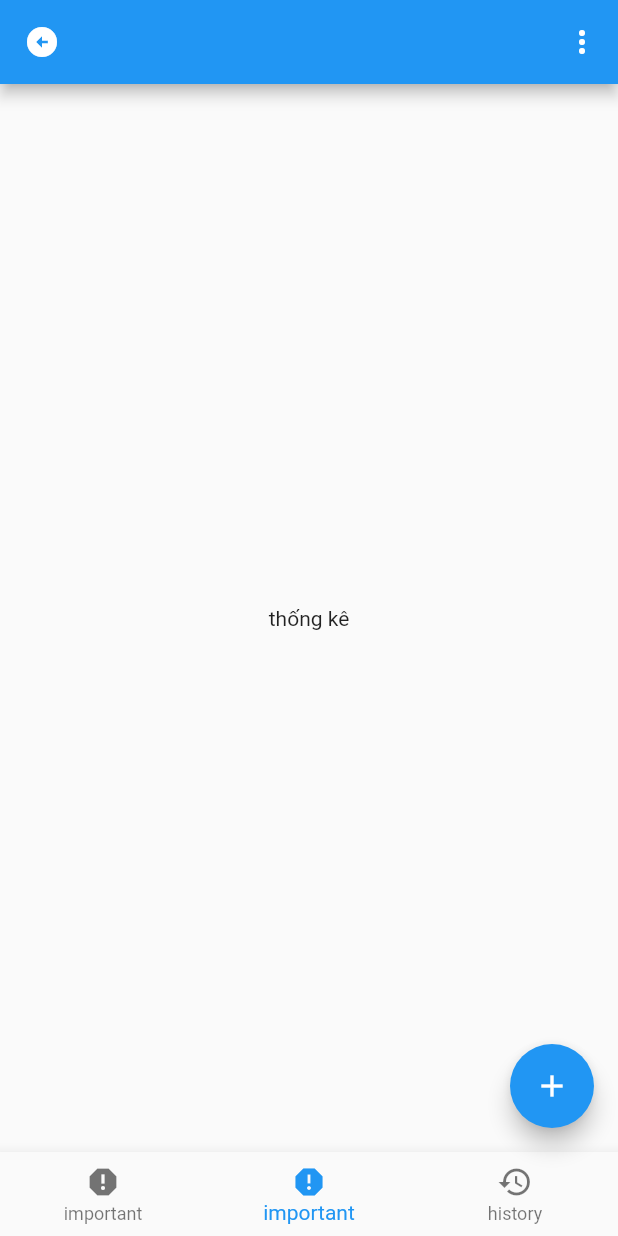
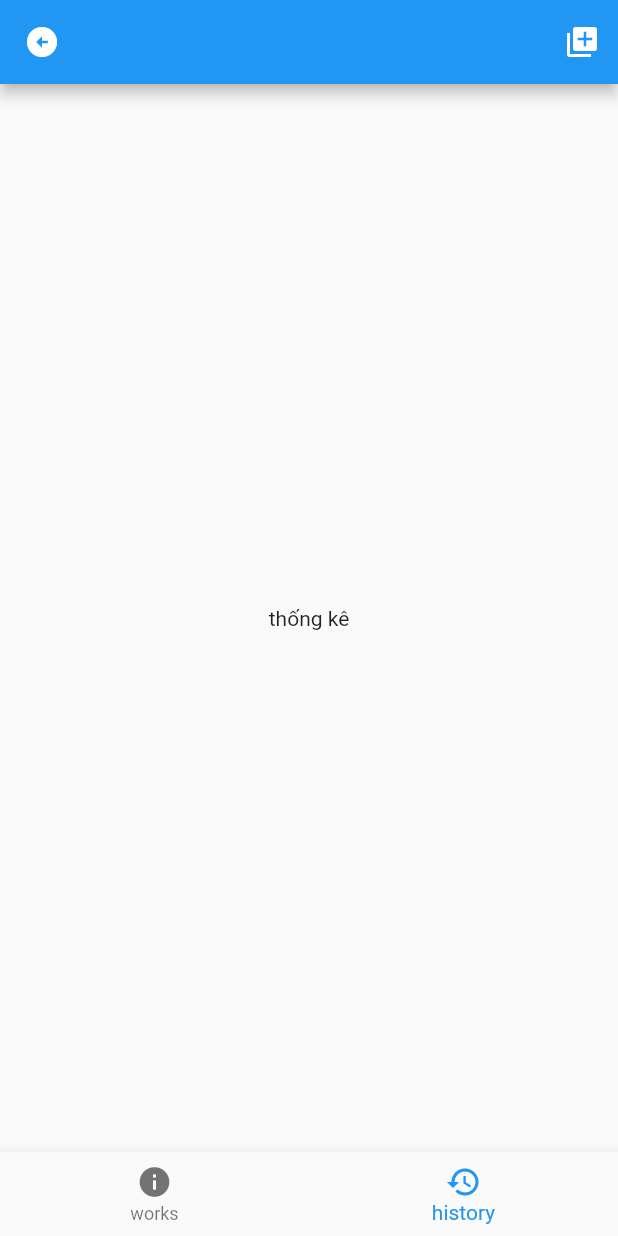
Before and after one commit to nhlamdev/flutter-basic, a Flutter app: the WorksScreen screen opened directly, item 2 of the bottom bar chosen, on a phone screen of 412 x 824 dp. Run offline on Flutter 3.47's test engine with Material 2 defaults, Android fonts, the phone set to English and light mode, and no system bars; our stand-ins replace sqflite; accounts and stored records are empty.

Commit message:
update some

```diff
--- a/lib/database/index.dart
+++ b/lib/database/index.dart
@@ -47,4 +47,9 @@ class CustomDatabase {
     final db = await database;
     return await db.query(tableName);
   }
+
+  delete(String tableName, String id) async {
+    final db = await database;
+    return await db.delete(tableName, where: 'id = ? ', whereArgs: [id]);
+  }
 }
--- a/lib/models/work.model.dart
+++ b/lib/models/work.model.dart
@@ -1,4 +1,4 @@
-class Works {
+class Work {
   late String id;
   late String title;
   late String summary;
@@ -6,7 +6,7 @@ class Works {
   late bool complete;
   late String importance;
 
-  Works(Map<String, dynamic> element) {
+  Work(Map<String, dynamic> element) {
     id = element['id'];
     title = element['title'];
     summary = element['summary'];
--- a/lib/screens/work/index.dart
+++ b/lib/screens/work/index.dart
@@ -1,10 +1,9 @@
 import 'package:flutter/material.dart';
 import 'package:test/models/work.model.dart';
 import 'package:test/screens/home.dart';
-import 'package:test/screens/work/create.dart';
+import 'package:test/screens/work/control.dart';
 import 'package:test/services/works.dart';
 import 'package:test/widgets/works-view/index.dart';
-import 'package:test/widgets/works-view/work.item.dart';
 
 class WorksScreen extends StatefulWidget {
   const WorksScreen({super.key});
@@ -17,7 +16,7 @@ class WorksScreen extends StatefulWidget {
 
 class _WorksScreenState extends State<WorksScreen> {
   int _currentIndex = 0;
-  List<Works> works = [];
+  List<Work> works = [];
 
   final WorkService _workService = WorkService();
 
@@ -40,23 +39,10 @@ class _WorksScreenState extends State<WorksScreen> {
     final List<Widget> tabs = [
       WorksList(works),
       const Center(child: Text('thống kê')),
-      const Center(child: Text('thống kê')),
     ];
 
     return SafeArea(
         child: Scaffold(
-      floatingActionButton: FloatingActionButton(
-        onPressed: () {},
-        child: IconButton(
-          icon: const Icon(Icons.add),
-          onPressed: () {
-            Navigator.push(
-              context,
-              MaterialPageRoute(builder: (context) => const WorkCreateScreen()),
-            );
-          },
-        ),
-      ),
       appBar: AppBar(
         leading: IconButton(
           icon: const Icon(Icons.arrow_circle_left),
@@ -68,23 +54,15 @@ class _WorksScreenState extends State<WorksScreen> {
           },
         ),
         actions: [
-          PopupMenuButton<int>(
-            icon: const Icon(Icons.more_vert),
-            itemBuilder: (BuildContext context) => <PopupMenuEntry<int>>[
-              const PopupMenuItem<int>(
-                value: 1,
-                child: Text('Option 1'),
-              ),
-              const PopupMenuItem<int>(
-                value: 2,
-                child: Text('Option 2'),
-              ),
-            ],
-            onSelected: (int value) {
-              // Handle selected option
-            },
-            offset: const Offset(0, 50), // Adjust the offset as needed
-          ),
+          IconButton(
+              onPressed: () {
+                Navigator.push(
+                  context,
+                  MaterialPageRoute(
+                      builder: (context) => const WorkControlScreen()),
+                );
+              },
+              icon: const Icon(Icons.library_add))
         ],
       ),
       body: tabs[_currentIndex],
@@ -97,12 +75,8 @@ class _WorksScreenState extends State<WorksScreen> {
         },
         items: const [
           BottomNavigationBarItem(
-            icon: Icon(Icons.report),
-            label: 'important',
-          ),
-          BottomNavigationBarItem(
-            icon: Icon(Icons.report),
-            label: 'important',
+            icon: Icon(Icons.info),
+            label: 'works',
           ),
           BottomNavigationBarItem(
             icon: Icon(Icons.history),
--- a/lib/widgets/works-view/index.dart
+++ b/lib/widgets/works-view/index.dart
@@ -3,7 +3,7 @@ import 'package:test/models/work.model.dart';
 import 'package:test/widgets/works-view/work.item.dart';
 
 class WorksList extends StatelessWidget {
-  final List<Works> data;
+  final List<Work> data;
 
   const WorksList(this.data, {super.key});
 
--- a/pubspec.yaml
+++ b/pubspec.yaml
@@ -37,6 +37,7 @@ dependencies:
   cupertino_icons: ^1.0.2
   path: ^1.8.3
   uuid: ^3.0.7
+  provider: ^6.0.5
 
 dev_dependencies:
   flutter_test:
```
Also changed, not shown: lib/screens/work/control.dart (renamed from lib/screens/work/create.dart, +31 -6 lines), lib/services/works.dart (+11 -6 lines), lib/widgets/works-view/work.item.dart (+17 -1 lines), pubspec.lock.
